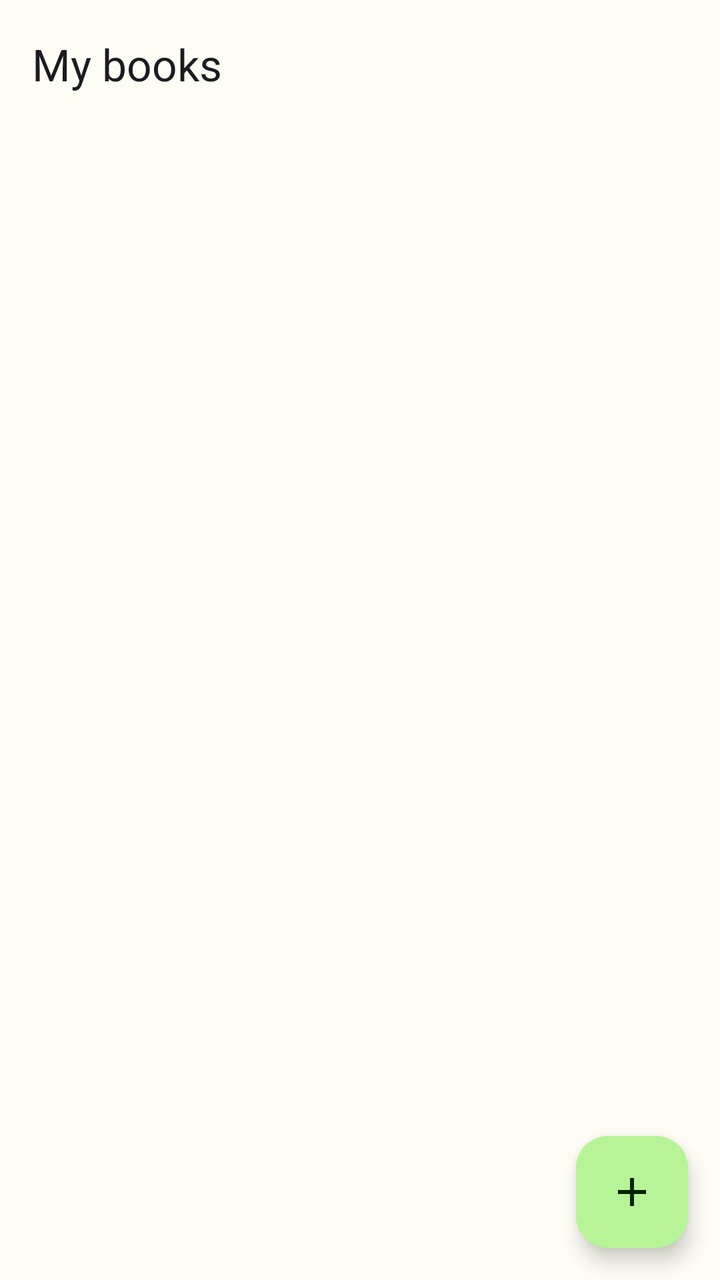
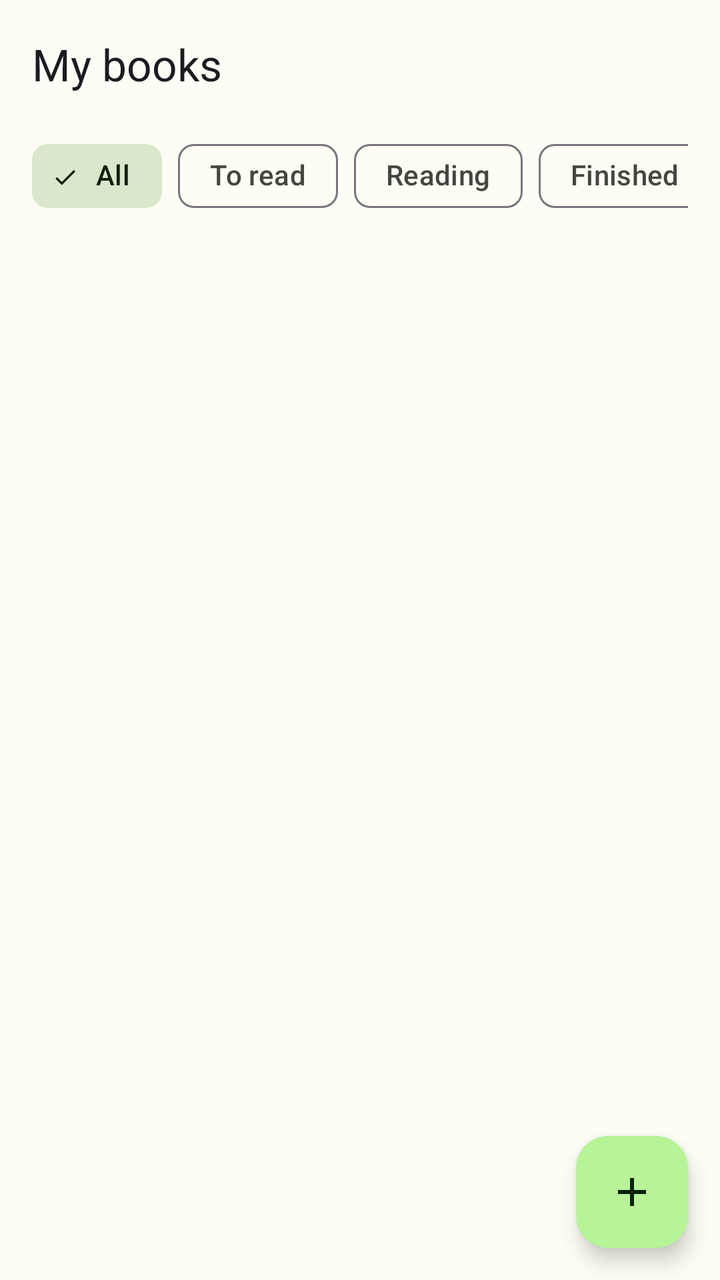

Compare the two renders of this Android layout. The source of the first and the diff that turns it into the second are given below.
<!-- AndroidManifest.xml: application theme Theme.BookShelf -->
<!-- res/layout/fragment_book_list.xml -->
<?xml version="1.0" encoding="utf-8"?>
<androidx.coordinatorlayout.widget.CoordinatorLayout xmlns:android="http://schemas.android.com/apk/res/android"
    xmlns:app="http://schemas.android.com/apk/res-auto"
    android:layout_width="match_parent"
    android:layout_height="match_parent">

    <LinearLayout
        android:layout_width="match_parent"
        android:layout_height="match_parent"
        android:orientation="vertical">

        <com.google.android.material.appbar.MaterialToolbar
            android:id="@+id/toolbar"
            android:layout_width="match_parent"
            android:layout_height="?attr/actionBarSize"
            app:title="@string/book_list_title" />

        <FrameLayout
            android:layout_width="match_parent"
            android:layout_height="0dp"
            android:layout_weight="1">

            <androidx.recyclerview.widget.RecyclerView
                android:id="@+id/bookList"
                android:layout_width="match_parent"
                android:layout_height="match_parent"
                android:clipToPadding="false"
                android:paddingHorizontal="16dp"
                android:paddingTop="8dp"
                android:paddingBottom="96dp"
                app:layoutManager="androidx.recyclerview.widget.LinearLayoutManager" />

            <TextView
                android:id="@+id/emptyText"
                android:layout_width="wrap_content"
                android:layout_height="wrap_content"
                android:layout_gravity="center"
                android:layout_marginHorizontal="32dp"
                android:gravity="center"
                android:text="@string/empty_list"
                android:textAppearance="?attr/textAppearanceBodyLarge"
                android:visibility="gone" />

        </FrameLayout>

    </LinearLayout>

    <com.google.android.material.floatingactionbutton.FloatingActionButton
        android:id="@+id/addBookButton"
        android:layout_width="wrap_content"
        android:layout_height="wrap_content"
        android:layout_gravity="bottom|end"
        android:layout_margin="16dp"
        android:contentDescription="@string/add_book"
        app:srcCompat="@drawable/ic_add" />

</androidx.coordinatorlayout.widget.CoordinatorLayout>
<!-- resources referenced by this layout -->
<resources>
  <!-- drawable ic_add (drawable) -->
  <vector xmlns:android="http://schemas.android.com/apk/res/android"
      android:width="24dp"
      android:height="24dp"
      android:tint="?attr/colorControlNormal"
      android:viewportWidth="24"
      android:viewportHeight="24">
      <path
          android:fillColor="@android:color/white"
          android:pathData="M19,13h-6v6h-2v-6H5v-2h6V5h2v6h6v2z" />
  </vector>
  <string name="add_book">Add book</string>
  <string name="book_list_title">My books</string>
  <string name="empty_list">No books here yet. Tap + to add one.</string>
  <style name="Theme.BookShelf" parent="Theme.Material3.DayNight.NoActionBar">
          <item name="colorPrimary">@color/primary</item>
          <item name="colorOnPrimary">@color/on_primary</item>
          <item name="colorPrimaryContainer">@color/primary_container</item>
          <item name="colorOnPrimaryContainer">@color/on_primary_container</item>
          <item name="colorSecondary">@color/secondary</item>
          <item name="colorOnSecondary">@color/on_secondary</item>
          <item name="colorSecondaryContainer">@color/secondary_container</item>
          <item name="colorOnSecondaryContainer">@color/on_secondary_container</item>
          <item name="android:colorBackground">@color/surface</item>
          <item name="colorSurface">@color/surface</item>
          <item name="colorOnSurface">@color/on_surface</item>
          <item name="colorSurfaceVariant">@color/surface_variant</item>
          <item name="colorOnSurfaceVariant">@color/on_surface_variant</item>
      </style>
  <color name="primary">#386A20</color>
  <color name="on_primary">#FFFFFF</color>
  <color name="primary_container">#B7F397</color>
  <color name="on_primary_container">#042100</color>
  <color name="secondary">#55624C</color>
  <color name="on_secondary">#FFFFFF</color>
  <color name="secondary_container">#D9E7CB</color>
  <color name="on_secondary_container">#131F0D</color>
  <color name="surface">#FDFDF5</color>
  <color name="on_surface">#1A1C18</color>
  <color name="surface_variant">#E0E4D6</color>
  <color name="on_surface_variant">#43483E</color>
</resources>

<!-- the commit's change to res/layout/fragment_book_list.xml (unified diff, before → after) -->
@@ -14,6 +14,53 @@
             android:layout_width="match_parent"
             android:layout_height="?attr/actionBarSize"
             app:title="@string/book_list_title" />
+
+        <HorizontalScrollView
+            android:layout_width="match_parent"
+            android:layout_height="wrap_content"
+            android:paddingHorizontal="16dp"
+            android:scrollbars="none">
+
+            <com.google.android.material.chip.ChipGroup
+                android:id="@+id/filterChips"
+                android:layout_width="wrap_content"
+                android:layout_height="wrap_content"
+                app:checkedChip="@+id/chipAll"
+                app:selectionRequired="true"
+                app:singleLine="true"
+                app:singleSelection="true">
+
+                <com.google.android.material.chip.Chip
+                    android:id="@+id/chipAll"
+                    style="@style/Widget.Material3.Chip.Filter"
+                    android:layout_width="wrap_content"
+                    android:layout_height="wrap_content"
+                    android:text="@string/filter_all" />
+
+                <com.google.android.material.chip.Chip
+                    android:id="@+id/chipToRead"
+                    style="@style/Widget.Material3.Chip.Filter"
+                    android:layout_width="wrap_content"
+                    android:layout_height="wrap_content"
+                    android:text="@string/status_to_read" />
+
+                <com.google.android.material.chip.Chip
+                    android:id="@+id/chipReading"
+                    style="@style/Widget.Material3.Chip.Filter"
+                    android:layout_width="wrap_content"
+                    android:layout_height="wrap_content"
+                    android:text="@string/status_reading" />
+
+                <com.google.android.material.chip.Chip
+                    android:id="@+id/chipFinished"
+                    style="@style/Widget.Material3.Chip.Filter"
+                    android:layout_width="wrap_content"
+                    android:layout_height="wrap_content"
+                    android:text="@string/status_finished" />
+
+            </com.google.android.material.chip.ChipGroup>
+
+        </HorizontalScrollView>
 
         <FrameLayout
             android:layout_width="match_parent"
<!-- resource entries referenced after the edit -->
@@ -14,6 +14,10 @@
   <string name="add_book">Add book</string>
   <string name="book_list_title">My books</string>
   <string name="empty_list">No books here yet. Tap + to add one.</string>
+  <string name="filter_all">All</string>
+  <string name="status_finished">Finished</string>
+  <string name="status_reading">Reading</string>
+  <string name="status_to_read">To read</string>
   <style name="Theme.BookShelf" parent="Theme.Material3.DayNight.NoActionBar">
           <item name="colorPrimary">@color/primary</item>
           <item name="colorOnPrimary">@color/on_primary</item>
